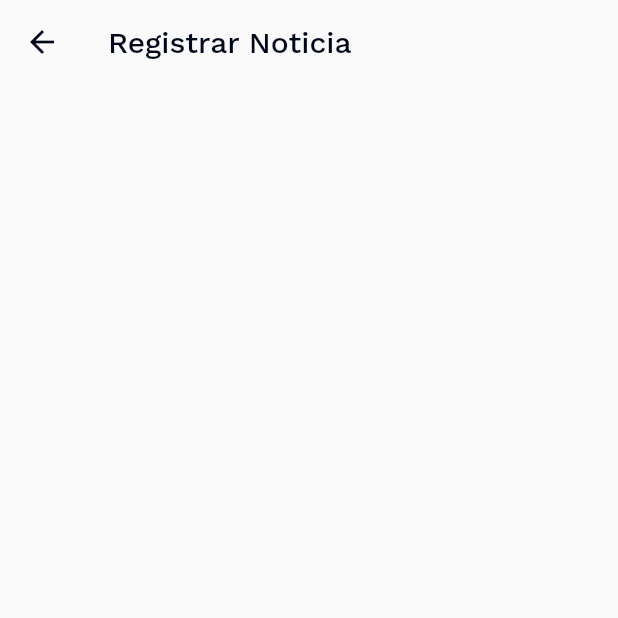
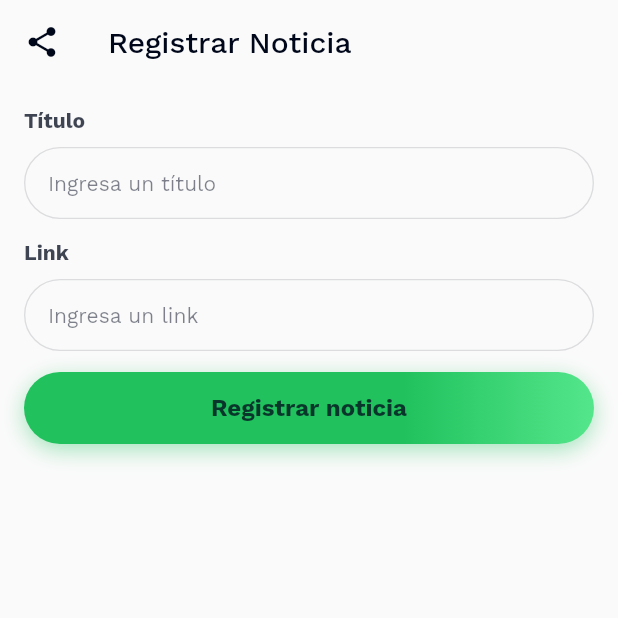
Before and after one commit to ehbarrionuevo/flutter_codigo2_alertapp, a Flutter app: the NewsRegisterPage screen opened directly, on a phone screen of 412 x 824 dp, the top half of it. Run offline on Flutter 3.47's test engine with Material 2 defaults, Android fonts, the phone set to English and light mode, and no system bars; our stand-ins replace geolocator, google_fonts, google_maps_flutter, open_filex, pdf.

Commit message:
News 1.1

```diff
--- a/lib/ui/pages/news_page.dart
+++ b/lib/ui/pages/news_page.dart
@@ -1,23 +1,23 @@
-
-
-
 import 'package:codigo2_alerta/ui/general/colors.dart';
 import 'package:codigo2_alerta/ui/pages/news_register_page.dart';
+import 'package:codigo2_alerta/ui/widgets/textfield_custom_widget.dart';
 import 'package:flutter/material.dart';
 
 class NewsPage extends StatelessWidget {
-  const NewsPage({Key? key}) : super(key: key);
+
 
   @override
   Widget build(BuildContext context) {
     return Scaffold(
       floatingActionButton: FloatingActionButton(
-        onPressed: (){
-          Navigator.push(context, MaterialPageRoute(builder: (context)=>NewsRegisterPage()));
+        onPressed: () {
+          Navigator.push(context,
+              MaterialPageRoute(builder: (context) => NewsRegisterPage()));
         },
         child: Icon(Icons.add),
         backgroundColor: kBrandPrimaryColor,
       ),
+
     );
   }
 }
--- a/lib/ui/pages/news_register_page.dart
+++ b/lib/ui/pages/news_register_page.dart
@@ -1,8 +1,14 @@
 import 'package:codigo2_alerta/ui/general/colors.dart';
+import 'package:codigo2_alerta/ui/widgets/button_custom_widget.dart';
+import 'package:codigo2_alerta/ui/widgets/general_widget.dart';
+import 'package:codigo2_alerta/ui/widgets/textfield_custom_widget.dart';
 import 'package:flutter/material.dart';
 
 class NewsRegisterPage extends StatelessWidget {
-  const NewsRegisterPage({Key? key}) : super(key: key);
+
+
+  final TextEditingController _titleController = TextEditingController();
+
 
   @override
   Widget build(BuildContext context) {
@@ -13,6 +19,13 @@ class NewsRegisterPage extends StatelessWidget {
         iconTheme: IconThemeData(
           color: kFontPrimaryColor,
         ),
+        leading: IconButton(
+          onPressed: (){
+            //...
+            Navigator.pop(context);
+          },
+          icon: Icon(Icons.share),
+        ),
         title: Text(
           "Registrar Noticia",
           style: TextStyle(
@@ -20,6 +33,28 @@ class NewsRegisterPage extends StatelessWidget {
           ),
         ),
       ),
+      body: SingleChildScrollView(
+        child: Padding(
+          padding: const EdgeInsets.all(16.0),
+          child: Column(
+            children: [
+              TextFieldCustomWidget(
+                controller: _titleController,
+                label: "Título",
+                hintText: "Ingresa un título",
+              ),
+              spacing14,
+              TextFieldCustomWidget(
+                controller: _titleController,
+                label: "Link",
+                hintText: "Ingresa un link",
+              ),
+              spacing14,
+              ButtonCustomWidget(text: "Registrar noticia", onTap: (){},),
+            ],
+          ),
+        ),
+      ),
     );
   }
 }
```
